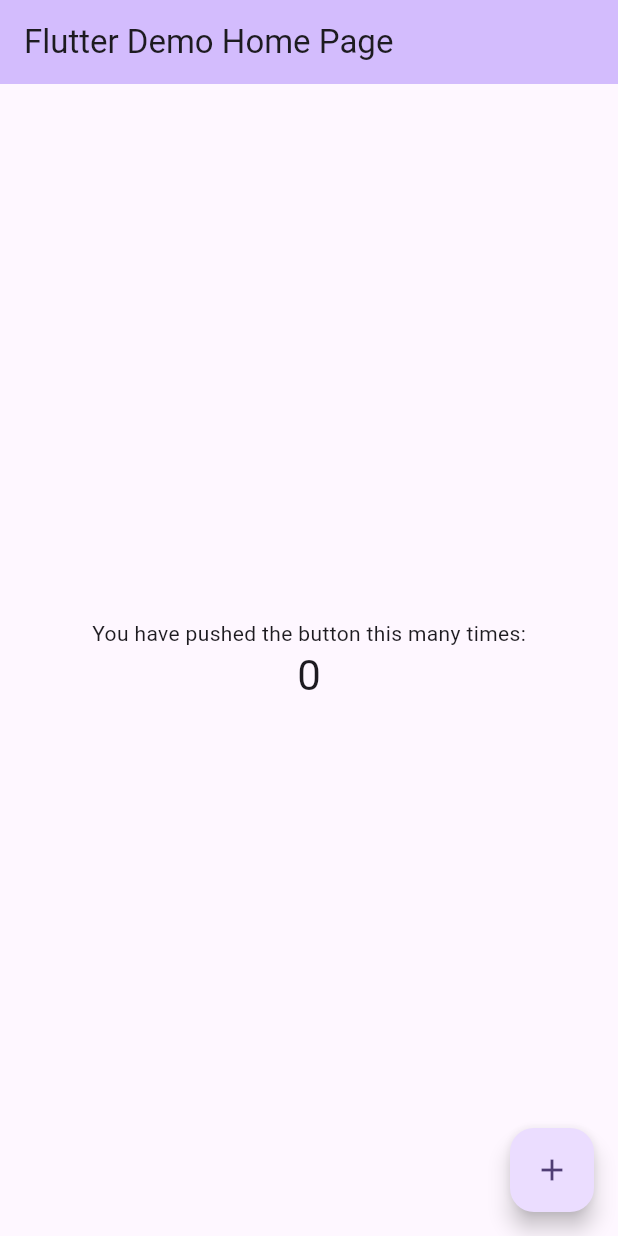
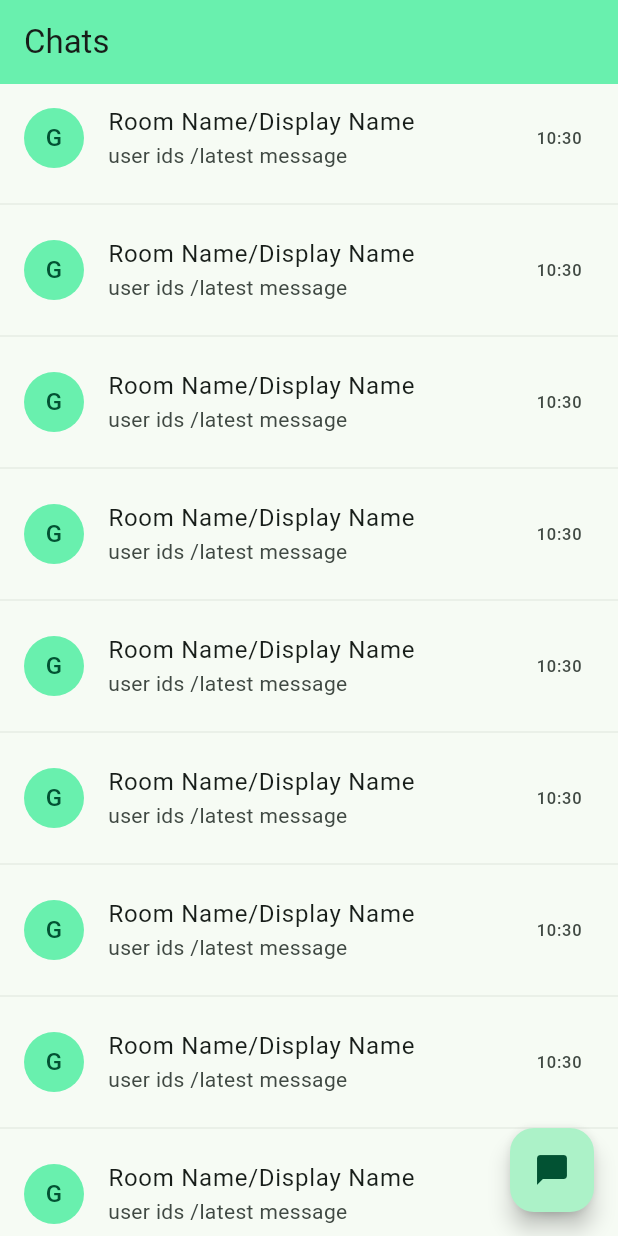
Before and after one commit to SariskaIO/sariska-chat-app-flutter, a Flutter app: the screen it shows after launch, on a phone screen of 412 x 824 dp. Run offline on Flutter 3.47's test engine with Material 3 defaults, Android fonts, the phone set to English and light mode, and no system bars; our stand-ins replace get; missing offline and left inert: phoenix_wings.

Commit message:
Controller, UI added

```diff
--- /dev/null
+++ b/lib/controller/chat_controller.dart
@@ -0,0 +1,81 @@
+import 'dart:convert';
+import 'package:flutter/material.dart';
+import 'package:get/get.dart';
+import 'package:http/http.dart' as http;
+// import 'package:web_socket_channel/web_socket_channel.dart';
+import 'package:phoenix_wings/phoenix_wings.dart';
+import 'package:sariska_chat_app_flutter/model/chat_model.dart';
+
+class ChatController extends GetxController {
+  TextEditingController roomName = TextEditingController();
+  TextEditingController displayName = TextEditingController();
+  TextEditingController typedMessage = TextEditingController();
+
+  late String? userName;
+  var rooms = [].obs;
+
+  List<Message> messages = <Message>[].obs;
+
+  fetchRooms(String userName, String pageSize) async {
+    var token = fetchToken();
+    var url =
+        "https://api.sariska.io/api/v2/rooms/?token=$token/?userName=$userName/?pageSize=$pageSize";
+    var data = await http.get(Uri.parse(url));
+    var result = jsonDecode(data.body);
+    rooms = result["rooms"];
+  }
+
+  late PhoenixChannel _channel;
+
+  connectSocket(String roomName) async {
+    var token = await fetchToken();
+    final options = PhoenixSocketOptions(params: {"token": token});
+    final socket = PhoenixSocket(
+      "wss://api.sariska.io/api/v1/messaging/websocket",
+      socketOptions: options,
+    );
+    await socket.connect();
+    _channel = socket.channel("chat:$roomName");
+    _channel.on("new_message", takeMessage);
+    _channel.join();
+  }
+
+  Future<String> fetchToken() async {
+    final body = jsonEncode({
+      'apiKey': "{api-key}",
+    });
+    var url = 'https://api.sariska.io/api/v1/misc/generate-token';
+    final response = await http.post(Uri.parse(url),
+        headers: {"Content-Type": "application/json"}, body: body);
+    if (response.statusCode == 200) {
+      var body = jsonDecode(response.body);
+      return body['token'];
+    } else {
+      throw Exception('Failed to load album');
+    }
+  }
+
+  takeMessage(payload, ref, joinRef) {
+    messages.add(
+      Message(
+        message: payload["content"],
+        isSender: true,
+        timestamp: DateTime.now(),
+      ),
+    );
+  }
+
+  sendMessage() async {
+    _channel.push(event: "new_message", payload: {
+      "content": typedMessage.text,
+      "created_by_name": "gaurav",
+    });
+    messages.add(
+      Message(
+        message: typedMessage.text,
+        isSender: true,
+        timestamp: DateTime.now(),
+      ),
+    );
+  }
+}
--- a/lib/main.dart
+++ b/lib/main.dart
@@ -1,4 +1,6 @@
 import 'package:flutter/material.dart';
+
+import 'pages/chat_screen.dart';
 
 void main() {
   runApp(const MyApp());
@@ -7,119 +9,13 @@ void main() {
 class MyApp extends StatelessWidget {
   const MyApp({super.key});
 
-  // This widget is the root of your application.
   @override
   Widget build(BuildContext context) {
     return MaterialApp(
-      title: 'Flutter Demo',
       theme: ThemeData(
-        // This is the theme of your application.
-        //
-        // TRY THIS: Try running your application with "flutter run". You'll see
-        // the application has a purple toolbar. Then, without quitting the app,
-        // try changing the seedColor in the colorScheme below to Colors.green
-        // and then invoke "hot reload" (save your changes or press the "hot
-        // reload" button in a Flutter-supported IDE, or press "r" if you used
-        // the command line to start the app).
-        //
-        // Notice that the counter didn't reset back to zero; the application
-        // state is not lost during the reload. To reset the state, use hot
-        // restart instead.
-        //
-        // This works for code too, not just values: Most code changes can be
-        // tested with just a hot reload.
-        colorScheme: ColorScheme.fromSeed(seedColor: Colors.deepPurple),
-        useMaterial3: true,
+        colorScheme: ColorScheme.fromSeed(seedColor: Colors.greenAccent),
       ),
-      home: const MyHomePage(title: 'Flutter Demo Home Page'),
+      home: const ChatScreen(),
     );
   }
 }
-
-class MyHomePage extends StatefulWidget {
-  const MyHomePage({super.key, required this.title});
-
-  // This widget is the home page of your application. It is stateful, meaning
-  // that it has a State object (defined below) that contains fields that affect
-  // how it looks.
-
-  // This class is the configuration for the state. It holds the values (in this
-  // case the title) provided by the parent (in this case the App widget) and
-  // used by the build method of the State. Fields in a Widget subclass are
-  // always marked "final".
-
-  final String title;
-
-  @override
-  State<MyHomePage> createState() => _MyHomePageState();
-}
-
-class _MyHomePageState extends State<MyHomePage> {
-  int _counter = 0;
-
-  void _incrementCounter() {
-    setState(() {
-      // This call to setState tells the Flutter framework that something has
-      // changed in this State, which causes it to rerun the build method below
-      // so that the display can reflect the updated values. If we changed
-      // _counter without calling setState(), then the build method would not be
-      // called again, and so nothing would appear to happen.
-      _counter++;
-    });
-  }
-
-  @override
-  Widget build(BuildContext context) {
-    // This method is rerun every time setState is called, for instance as done
-    // by the _incrementCounter method above.
-    //
-    // The Flutter framework has been optimized to make rerunning build methods
-    // fast, so that you can just rebuild anything that needs updating rather
-    // than having to individually change instances of widgets.
-    return Scaffold(
-      appBar: AppBar(
-        // TRY THIS: Try changing the color here to a specific color (to
-        // Colors.amber, perhaps?) and trigger a hot reload to see the AppBar
-        // change color while the other colors stay the same.
-        backgroundColor: Theme.of(context).colorScheme.inversePrimary,
-        // Here we take the value from the MyHomePage object that was created by
-        // the App.build method, and use it to set our appbar title.
-        title: Text(widget.title),
-      ),
-      body: Center(
-        // Center is a layout widget. It takes a single child and positions it
-        // in the middle of the parent.
-        child: Column(
-          // Column is also a layout widget. It takes a list of children and
-          // arranges them vertically. By default, it sizes itself to fit its
-          // children horizontally, and tries to be as tall as its parent.
-          //
-          // Column has various properties to control how it sizes itself and
-          // how it positions its children. Here we use mainAxisAlignment to
-          // center the children vertically; the main axis here is the vertical
-          // axis because Columns are vertical (the cross axis would be
-          // horizontal).
-          //
-          // TRY THIS: Invoke "debug painting" (choose the "Toggle Debug Paint"
-          // action in the IDE, or press "p" in the console), to see the
-          // wireframe for each widget.
-          mainAxisAlignment: MainAxisAlignment.center,
-          children: <Widget>[
-            const Text(
-              'You have pushed the button this many times:',
-            ),
-            Text(
-              '$_counter',
-              style: Theme.of(context).textTheme.headlineMedium,
-            ),
-          ],
-        ),
-      ),
-      floatingActionButton: FloatingActionButton(
-        onPressed: _incrementCounter,
-        tooltip: 'Increment',
-        child: const Icon(Icons.add),
-      ), // This trailing comma makes auto-formatting nicer for build methods.
-    );
-  }
-}
--- /dev/null
+++ b/lib/model/chat_model.dart
@@ -0,0 +1,11 @@
+class Message {
+  String message;
+  bool isSender;
+  DateTime timestamp;
+
+  Message({
+    required this.message,
+    required this.isSender,
+    required this.timestamp,
+  });
+}
--- /dev/null
+++ b/lib/pages/chat_screen.dart
@@ -0,0 +1,115 @@
+import 'package:flutter/material.dart';
+import 'package:get/get.dart';
+import '../controller/chat_controller.dart';
+import 'chat_inbox.dart';
+import 'expandable_floating_button.dart';
+import 'package:intl/intl.dart';
+
+class ChatScreen extends StatefulWidget {
+  const ChatScreen({super.key});
+
+  @override
+  State<ChatScreen> createState() => _ChatScreenState();
+}
+
+class _ChatScreenState extends State<ChatScreen> {
+  ChatController chatController = Get.put(ChatController());
+  int currentPage = 1;
+
+  // @override
+  // void initState() {
+  //   chatController.FetchRooms("dummyUserName");
+  //   super.initState();
+  // }
+
+  static const _actionTitles = ['Create Group', 'Join Inbox', 'Join Group'];
+
+  void _showAction(BuildContext context, int index) {
+    showDialog<void>(
+      context: context,
+      builder: (context) {
+        return AlertDialog(
+          content: Text(_actionTitles[index]),
+          actions: [
+            TextButton(
+              onPressed: () => Navigator.of(context).pop(),
+              child: const Text('CLOSE'),
+            ),
+          ],
+        );
+      },
+    );
+  }
+
+  @override
+  Widget build(BuildContext context) {
+    return Scaffold(
+      appBar: AppBar(
+        backgroundColor: Colors.greenAccent,
+        title: const Text("Chats"),
+      ),
+      body: Column(
+        children: [
+          Expanded(
+            child: NotificationListener<ScrollNotification>(
+              onNotification: (ScrollNotification scrollInfo) {
+                if (scrollInfo.metrics.pixels ==
+                    scrollInfo.metrics.maxScrollExtent) {
+                  currentPage++;
+                  // chatController.FetchRooms("dummyUserName", currentPage);
+                }
+                return true;
+              },
+              child: ListView.builder(
+                physics: const BouncingScrollPhysics(),
+                shrinkWrap: true,
+                itemCount: 10,
+                itemBuilder: (context, index) {
+                  return Column(
+                    children: [
+                      ListTile(
+                        onTap: () {
+                          Navigator.push(
+                            context,
+                            MaterialPageRoute(
+                              builder: (context) =>
+                                  const ChatInbox(roomName: "baka"),
+                            ),
+                          );
+                        },
+                        leading: const CircleAvatar(
+                          backgroundColor: Colors.greenAccent,
+                          child: Text("G"),
+                        ),
+                        title: const Text("Room Name/Display Name"),
+                        subtitle: const Text("user ids /latest message "),
+                        trailing: Text(
+                            DateFormat.Hm().format(DateTime.now()).toString()),
+                      ),
+                      const Divider(
+                        thickness: 0.3,
+                      )
+                    ],
+                  );
+                },
+              ),
+            ),
+          )
+        ],
+      ),
+      floatingActionButton: ExpandableFab(
+        distance: 112,
+        children: [
+          ActionButton(
+            onPressed: () => _showAction(context, 0),
+            icon: const Icon(Icons.format_size),
+          ),
+          ActionButton(
+            onPressed: () => _showAction(context, 1),
+            icon: const Icon(Icons.insert_photo),
+          ),
+        ],
+      ),
+    );
+  }
+}
--- /dev/null
+++ b/lib/pages/expandable_floating_button.dart
@@ -0,0 +1,232 @@
+import 'package:flutter/material.dart';
+import 'dart:math' as math;
+
+@immutable
+class ExpandableFab extends StatefulWidget {
+  const ExpandableFab({
+    super.key,
+    this.initialOpen,
+    required this.distance,
+    required this.children,
+  });
+
+  final bool? initialOpen;
+  final double distance;
+  final List<Widget> children;
+
+  @override
+  State<ExpandableFab> createState() => _ExpandableFabState();
+}
+
+class _ExpandableFabState extends State<ExpandableFab>
+    with SingleTickerProviderStateMixin {
+  late final AnimationController _controller;
+  late final Animation<double> _expandAnimation;
+  bool _open = false;
+
+  @override
+  void initState() {
+    super.initState();
+    _open = widget.initialOpen ?? false;
+    _controller = AnimationController(
+      value: _open ? 1.0 : 0.0,
+      duration: const Duration(milliseconds: 250),
+      vsync: this,
+    );
+    _expandAnimation = CurvedAnimation(
+      curve: Curves.fastOutSlowIn,
+      reverseCurve: Curves.easeOutQuad,
+      parent: _controller,
+    );
+  }
+
+  @override
+  void dispose() {
+    _controller.dispose();
+    super.dispose();
+  }
+
+  void _toggle() {
+    setState(() {
+      _open = !_open;
+      if (_open) {
+        _controller.forward();
+      } else {
+        _controller.reverse();
+      }
+    });
+  }
+
+  @override
+  Widget build(BuildContext context) {
+    return SizedBox.expand(
+      child: Stack(
+        alignment: Alignment.bottomRight,
+        clipBehavior: Clip.none,
+        children: [
+          _buildTapToCloseFab(),
+          ..._buildExpandingActionButtons(),
+          _buildTapToOpenFab(),
+        ],
+      ),
+    );
+  }
+
+  Widget _buildTapToCloseFab() {
+    return SizedBox(
+      width: 56,
+      height: 56,
+      child: Center(
+        child: Material(
+          shape: const CircleBorder(),
+          clipBehavior: Clip.antiAlias,
+          elevation: 4,
+          child: InkWell(
+            onTap: _toggle,
+            child: Padding(
+              padding: const EdgeInsets.all(8),
+              child: Icon(
+                Icons.close,
+                color: Theme.of(context).primaryColor,
+              ),
+            ),
+          ),
+        ),
+      ),
+    );
+  }
+
+  List<Widget> _buildExpandingActionButtons() {
+    final children = <Widget>[];
+    final count = widget.children.length;
+    final step = 90.0 / (count - 1);
+    for (var i = 0, angleInDegrees = 0.0;
+        i < count;
+        i++, angleInDegrees += step) {
+      children.add(
+        _ExpandingActionButton(
+          directionInDegrees: angleInDegrees,
+          maxDistance: widget.distance,
+          progress: _expandAnimation,
+          child: widget.children[i],
+        ),
+      );
+    }
+    return children;
+  }
+
+  Widget _buildTapToOpenFab() {
+    return IgnorePointer(
+      ignoring: _open,
+      child: AnimatedContainer(
+        transformAlignment: Alignment.center,
+        transform: Matrix4.diagonal3Values(
+          _open ? 0.7 : 1.0,
+          _open ? 0.7 : 1.0,
+          1.0,
+        ),
+        duration: const Duration(milliseconds: 250),
+        curve: const Interval(0.0, 0.5, curve: Curves.easeOut),
+        child: AnimatedOpacity(
+          opacity: _open ? 0.0 : 1.0,
+          curve: const Interval(0.25, 1.0, curve: Curves.easeInOut),
+          duration: const Duration(milliseconds: 250),
+          child: FloatingActionButton(
+            onPressed: _toggle,
+            child: const Icon(Icons.chat_bubble),
+          ),
+        ),
+      ),
+    );
+  }
+}
+
+@immutable
+class _ExpandingActionButton extends StatelessWidget {
+  const _ExpandingActionButton({
+    required this.directionInDegrees,
+    required this.maxDistance,
+    required this.progress,
+    required this.child,
+  });
+
+  final double directionInDegrees;
+  final double maxDistance;
+  final Animation<double> progress;
+  final Widget child;
+
+  @override
+  Widget build(BuildContext context) {
+    return AnimatedBuilder(
+      animation: progress,
+      builder: (context, child) {
+        final offset = Offset.fromDirection(
+          directionInDegrees * (math.pi / 180.0),
+          progress.value * maxDistance,
+        );
+        return Positioned(
+          right: 4.0 + offset.dx,
+          bottom: 4.0 + offset.dy,
+          child: Transform.rotate(
+            angle: (1.0 - progress.value) * math.pi / 2,
+            child: child!,
+          ),
+        );
+      },
+      child: FadeTransition(
+        opacity: progress,
+        child: child,
+      ),
+    );
+  }
+}
+
+@immutable
+class ActionButton extends StatelessWidget {
+  const ActionButton({
+    super.key,
+    this.onPressed,
+    required this.icon,
+  });
+
+  final VoidCallback? onPressed;
+  final Widget icon;
+
+  @override
+  Widget build(BuildContext context) {
+    final theme = Theme.of(context);
+    return Material(
+      shape: const CircleBorder(),
+      clipBehavior: Clip.antiAlias,
+      color: theme.colorScheme.secondary,
+      elevation: 4,
+      child: IconButton(
+        onPressed: onPressed,
+        icon: icon,
+        color: theme.colorScheme.onSecondary,
+      ),
+    );
+  }
+}
+
+@immutable
+class FakeItem extends StatelessWidget {
+  const FakeItem({
+    super.key,
+    required this.isBig,
+  });
+
+  final bool isBig;
+
+  @override
+  Widget build(BuildContext context) {
+    return Container(
+      margin: const EdgeInsets.symmetric(vertical: 8, horizontal: 24),
+      height: isBig ? 128 : 36,
+      decoration: BoxDecoration(
+        borderRadius: const BorderRadius.all(Radius.circular(8)),
+        color: Colors.grey.shade300,
+      ),
+    );
+  }
+}
```
Also changed, not shown: lib/pages/chat_inbox.dart (added, +171 -0 lines), pubspec.yaml (+6 -1 lines), lib/model/room_model.dart (added), pubspec.lock.
